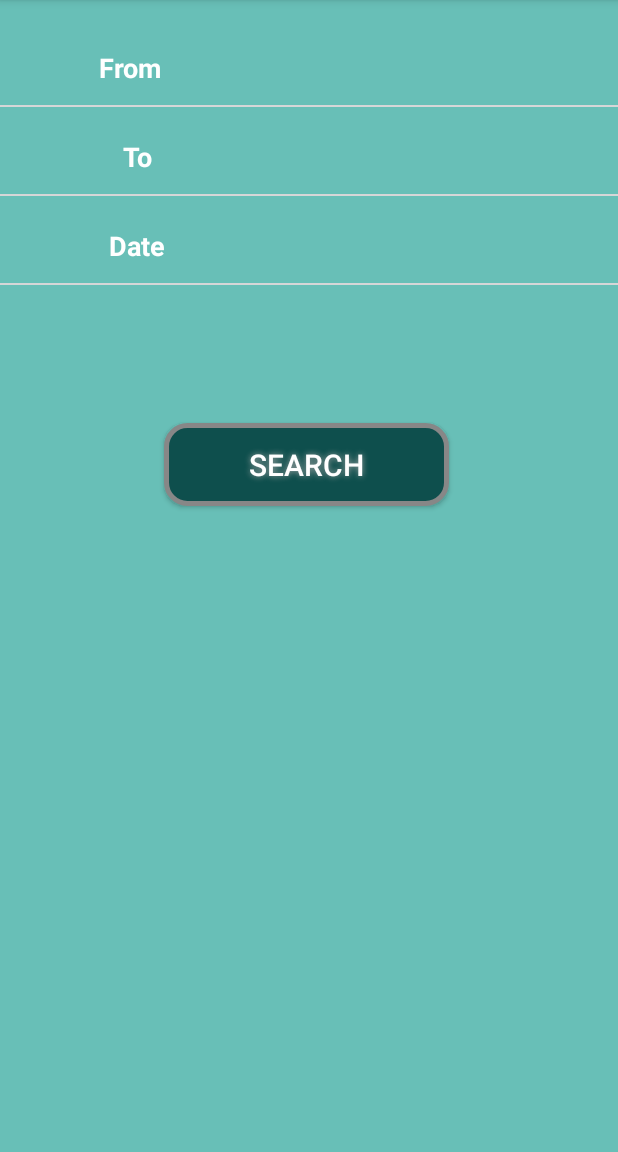
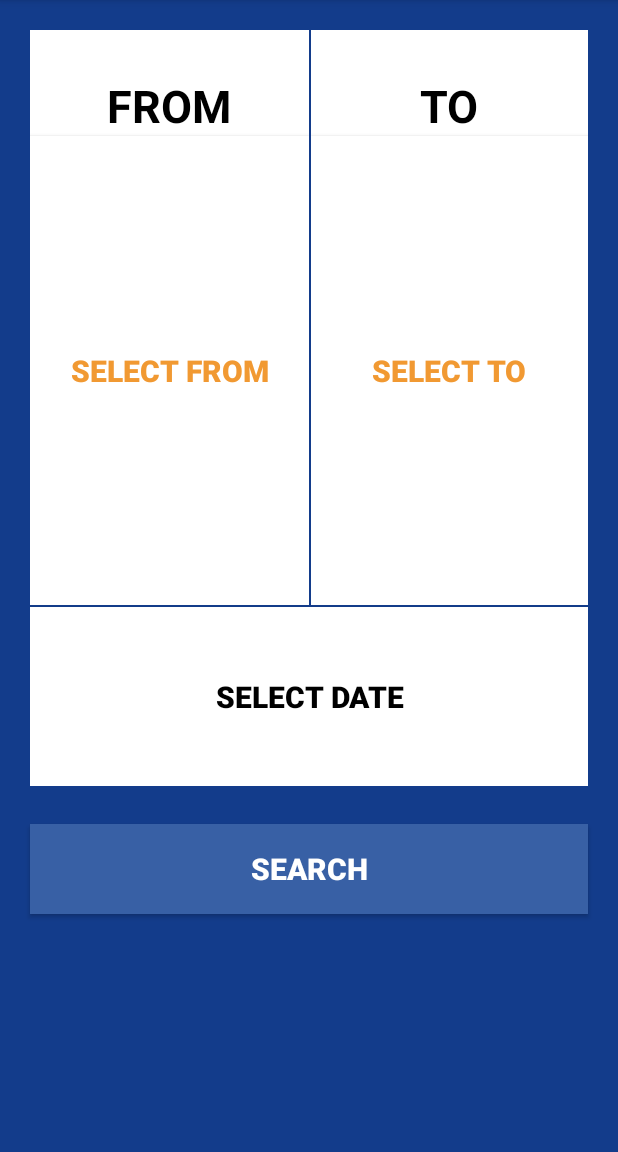
Before and after one commit to globallogic-training/travel_buddy, an Android app: the SearchActivity screen opened directly, with no data from a screen before it, on a phone screen of 412 x 824 dp, the part 84-1236 px from its top. Run offline under Robolectric (Android 15) with nearby library versions, the phone set to English and light mode, and no system bars.

Commit message:
added new search form

```diff
--- a/app/src/main/AndroidManifest.xml
+++ b/app/src/main/AndroidManifest.xml
@@ -12,7 +12,11 @@
         android:roundIcon="@mipmap/ic_launcher_round"
         android:supportsRtl="true"
         android:theme="@style/AppTheme">
-        <activity android:name=".train.trainsearch.view.ui.TrainSearch"></activity>
+        <activity android:name=".bus.view.ui.BusStationList"></activity>
+        <activity android:name=".bus.view.ui.SearchBusActivity" />
+        <activity
+            android:name=".train.trainsearch.view.ui.TrainSearch"
+            android:screenOrientation="portrait" />
         <activity android:name=".train.view.ui.StationListActivity" />
         <activity android:name=".train.view.ui.SearchActivity" />
         <activity android:name=".train.view.ui.MainActivity">
--- a/app/src/main/java/com/challenge/travel_buddy/train/trainsearch/services/repository/TrainSearchRepository.java
+++ b/app/src/main/java/com/challenge/travel_buddy/train/trainsearch/services/repository/TrainSearchRepository.java
@@ -1,5 +1,6 @@
 package com.challenge.travel_buddy.train.trainsearch.services.repository;
 
+import android.os.AsyncTask;
 import android.util.Log;
 
 import androidx.lifecycle.LiveData;
@@ -223,6 +224,7 @@ public class TrainSearchRepository {
 
                     }
                 });
-        return train;
+            return train;
+        }
+
     }
-}
--- a/app/src/main/java/com/challenge/travel_buddy/train/trainsearch/view/ui/TrainSearch.java
+++ b/app/src/main/java/com/challenge/travel_buddy/train/trainsearch/view/ui/TrainSearch.java
@@ -199,7 +199,7 @@ public class TrainSearch extends AppCompatActivity {
                                         .observe(TrainSearch.this, new Observer<Train_Number_Search>() {
                                             @Override
                                             public void onChanged(Train_Number_Search train_number_search) {
-                                                best_SL_trainName.setText(train_number_search.getCn()!=null ? train_number_search.getCn() : train_number_search.getN());
+                                                best_SL_trainName.setText(train_number_search.getN()!=null ? train_number_search.getN() : train_number_search.getCn());
                                                 progressBar.setVisibility(View.GONE);
                                             }
                                         });
--- a/app/src/main/java/com/challenge/travel_buddy/train/view/ui/MainActivity.java
+++ b/app/src/main/java/com/challenge/travel_buddy/train/view/ui/MainActivity.java
@@ -16,16 +16,23 @@ public class MainActivity extends AppCompatActivity {
     protected void onCreate(Bundle savedInstanceState) {
         super.onCreate(savedInstanceState);
         setContentView(R.layout.activity_main);
-        final Intent intent = new Intent(this,SearchActivity.class);
+        final Intent trainIntent = new Intent(this,SearchActivity.class);
 
-        Button flightButton = (Button) findViewById(R.id.flight_btn);
-        flightButton.setOnClickListener(new View.OnClickListener() {
+        Button trainButton = (Button) findViewById(R.id.train_btn);
+        trainButton.setOnClickListener(new View.OnClickListener() {
             @Override
             public void onClick(View v) {
-                startActivity(intent);
+                startActivity(trainIntent);
             }
         });
 
+       /* Button busButton = (Button) findViewById(R.id.bus_btn);
+        busButton.setOnClickListener(new View.OnClickListener() {
+            @Override
+            public void onClick(View v) {
+                startActivity(busIntent);
+            }
+        });*/
 
 
 //        ActivityComponent component = DaggerActivityComponent.builder()
--- a/app/src/main/java/com/challenge/travel_buddy/train/view/ui/SearchActivity.java
+++ b/app/src/main/java/com/challenge/travel_buddy/train/view/ui/SearchActivity.java
@@ -26,30 +26,53 @@ public class SearchActivity extends AppCompatActivity {
     private TextView fromStationValue;
     private TextView toStationValue;
     private static TextView journeyDateValue;
+
+    private Button fromStationValue1;
+    private Button toStationValue1;
+    private static Button journeyDateValue1;
+
     private static String date;
     private static String avail_date;
     @Override
     protected void onCreate(Bundle savedInstanceState) {
         super.onCreate(savedInstanceState);
-        setContentView(R.layout.activity_search);
+        setContentView(R.layout.search_form);
 
-        LinearLayoutCompat fromStation = (LinearLayoutCompat) findViewById(R.id.source_layout);
-        LinearLayoutCompat toStation = (LinearLayoutCompat) findViewById(R.id.destination_layout);
-        journeyDateValue = (TextView) findViewById(R.id.journey_date_value);
-        fromStation.setOnClickListener(new View.OnClickListener() {
+//        LinearLayoutCompat fromStation = (LinearLayoutCompat) findViewById(R.id.source_layout);
+//        LinearLayoutCompat toStation = (LinearLayoutCompat) findViewById(R.id.destination_layout);
+//        journeyDateValue = (TextView) findViewById(R.id.journey_date_value);
+
+        fromStationValue1 = (Button) findViewById(R.id.fromStationValue1);
+        toStationValue1 = (Button) findViewById(R.id.toStationValue1);
+        journeyDateValue1 = (Button) findViewById(R.id.journey_date_value1);
+
+//        fromStation.setOnClickListener(new View.OnClickListener() {
+//            @Override
+//            public void onClick(View v) {
+//                setStationSearchListner(true);
+//            }
+//        });
+//        toStation.setOnClickListener(new View.OnClickListener() {
+//            @Override
+//            public void onClick(View v) {
+//                setStationSearchListner(false);
+//            }
+//        });
+
+        fromStationValue1.setOnClickListener(new View.OnClickListener() {
             @Override
             public void onClick(View v) {
                 setStationSearchListner(true);
             }
         });
-        toStation.setOnClickListener(new View.OnClickListener() {
+        toStationValue1.setOnClickListener(new View.OnClickListener() {
             @Override
             public void onClick(View v) {
                 setStationSearchListner(false);
             }
         });
 
-        Button button = findViewById(R.id.search_btn);
+        Button button = findViewById(R.id.search_btn1);
         button.setOnClickListener(new View.OnClickListener() {
             @Override
             public void onClick(View v) {
@@ -71,8 +94,8 @@ public class SearchActivity extends AppCompatActivity {
 
     private void callActivityForTrainSearch() {
         Intent intent = new Intent(this, TrainSearch.class);
-        intent.putExtra("from", fromStationValue.getText());
-        intent.putExtra("to", toStationValue.getText());
+        intent.putExtra("from", fromStationValue1.getText());
+        intent.putExtra("to", toStationValue1.getText());
         intent.putExtra("date", date);
         intent.putExtra("avail_formated_date", avail_date);
         startActivity(intent);
@@ -92,9 +115,9 @@ public class SearchActivity extends AppCompatActivity {
         String fromStationText = data.getStringExtra("station");
         boolean isFrom = data.getBooleanExtra("isFrom", false);
         if(isFrom)
-            fromStationValue.setText(fromStationText);
+            fromStationValue1.setText(fromStationText);
         else
-            toStationValue.setText(fromStationText);
+            toStationValue1.setText(fromStationText);
 
     }
     public void showTimePickerDialog(View v) {
@@ -106,7 +129,7 @@ public class SearchActivity extends AppCompatActivity {
         Date date1;
         date = year+"-"+(month+1)+"-"+day;
         avail_date = (day < 10 ? "0" + (day) : (day)) + "" + (month < 10 ? "0" + (month+1) : (month+1))+ "" + year;
-        journeyDateValue.setText(day+"/"+(month+1)+"/"+year);
+        journeyDateValue1.setText(day+"/"+(month+1)+"/"+year);
         System.out.println("New "+view+year+month+day );
     }
 
--- a/app/src/main/res/layout/activity_main.xml
+++ b/app/src/main/res/layout/activity_main.xml
@@ -18,6 +18,7 @@
            android:padding="20dip"
            android:layout_marginTop="20dip"
            android:layout_weight="1.0"/>
+
        <Button
            android:id="@+id/train_btn"
            android:text="Train"
--- a/app/src/main/res/layout/content_search.xml
+++ b/app/src/main/res/layout/content_search.xml
@@ -129,22 +129,24 @@
         android:layout_height="1dp"
         android:background="@drawable/top_border"
         app:layout_constraintTop_toBottomOf="@+id/journey_date_layout"
-        android:orientation="horizontal"></LinearLayout>
+        android:orientation="horizontal">
+
+    </LinearLayout>
     <androidx.appcompat.widget.LinearLayoutCompat
         android:id="@+id/search_button_layout"
         android:layout_width="409dp"
         android:layout_height="71dp"
         android:layout_marginTop="84dp"
+        android:orientation="horizontal"
         android:gravity="center"
         app:layout_constraintStart_toStartOf="parent"
         app:layout_constraintTop_toBottomOf="@+id/horizontal_line3">
 
         <androidx.appcompat.widget.AppCompatButton
             android:id="@+id/search_btn"
-
             android:layout_width="190dp"
             android:layout_height="55dp"
-
+            android:layout_gravity="center_vertical"
             android:background="@drawable/buttonshape"
             android:shadowColor="#A8A8A8"
             android:shadowDx="0"
--- /dev/null
+++ b/app/src/main/res/layout/search_form.xml
@@ -0,0 +1,159 @@
+<LinearLayout xmlns:android="http://schemas.android.com/apk/res/android"
+    android:orientation="vertical"
+    android:layout_width="match_parent"
+    android:layout_height="match_parent"
+    android:background="#133C8B">
+    <LinearLayout
+        android:layout_width="match_parent"
+        android:layout_height="wrap_content"
+        android:orientation="vertical"
+        android:layout_marginHorizontal="20dp"
+        android:layout_weight="1.0">
+
+        <LinearLayout
+            android:layout_width="match_parent"
+            android:layout_height="match_parent"
+            android:orientation="horizontal"
+            android:layout_weight="0.3">
+
+            <!--<Button-->
+                <!--android:id="@+id/flight_btn"-->
+                <!--android:text="Flight"-->
+                <!--android:textSize="25sp"-->
+                <!--android:textStyle="bold"-->
+                <!--android:textColor="@color/colorPrimary"-->
+                <!--android:layout_width="match_parent"-->
+                <!--android:layout_height="match_parent"-->
+                <!--android:padding="20dip"-->
+                <!--android:background="#FFFFFF"-->
+                <!--android:layout_marginTop="20dip"-->
+                <!--android:layout_marginEnd="1dp"-->
+                <!--android:layout_weight="1.0"/>-->
+
+            <!--<Button-->
+                <!--android:id="@+id/train_btn"-->
+                <!--android:text="Train"-->
+                <!--android:textSize="25sp"-->
+                <!--android:textStyle="bold"-->
+                <!--android:textColor="@color/colorPrimary"-->
+                <!--android:layout_width="match_parent"-->
+                <!--android:layout_height="match_parent"-->
+                <!--android:padding="20dip"-->
+                <!--android:layout_marginTop="20dip"-->
+                <!--android:background="#FFFFFF"-->
+                <!--android:layout_weight="1.0"/>-->
+
+            <LinearLayout
+                android:layout_width="match_parent"
+                android:layout_height="match_parent"
+                android:orientation="vertical"
+                android:background="#FFFFFF"
+                android:layout_marginTop="20dp"
+                android:layout_weight="1.0">
+
+                <TextView
+                    android:layout_width="match_parent"
+                    android:layout_height="wrap_content"
+                    android:textSize="30sp"
+                    android:paddingTop="30dp"
+                    android:textStyle="bold"
+                    android:text="FROM"
+                    android:textColor="#000000"
+                    android:textAlignment="center"
+                    />
+
+                <Button
+                    android:id="@+id/fromStationValue1"
+                    android:text="select from"
+                    android:textSize="20sp"
+                    android:textStyle="bold"
+                    android:textColor="#F19932"
+                    android:layout_width="match_parent"
+                    android:layout_height="match_parent"
+                    android:padding="20dip"
+                    android:background="#FFFFFF"
+                    android:layout_weight="1.0"/>
+
+
+            </LinearLayout>
+
+            <LinearLayout
+                android:layout_width="match_parent"
+                android:layout_height="match_parent"
+                android:orientation="vertical"
+                android:background="#FFFFFF"
+                android:layout_marginTop="20dp"
+                android:layout_marginStart="1dp"
+                android:layout_weight="1.0">
+
+                <TextView
+                    android:textAlignment="center"
+                    android:layout_width="match_parent"
+                    android:layout_height="wrap_content"
+                    android:textSize="30sp"
+                    android:paddingTop="30dp"
+                    android:textColor="#000000"
+                    android:textStyle="bold"
+                    android:text="TO"
+                    />
+
+                <Button
+                    android:id="@+id/toStationValue1"
+                    android:text="Select to"
+                    android:textSize="20sp"
+                    android:textStyle="bold"
+                    android:textColor="#F19932"
+                    android:layout_width="match_parent"
+                    android:layout_height="match_parent"
+                    android:padding="20dip"
+                    android:background="#FFFFFF"
+                    android:layout_weight="1.0"/>
+
+
+            </LinearLayout>
+        </LinearLayout>
+
+        <LinearLayout
+            android:layout_width="match_parent"
+            android:layout_height="match_parent"
+            android:orientation="vertical"
+            android:layout_weight="1.0">
+
+            <Button
+                android:id="@+id/journey_date_value1"
+                android:layout_width="match_parent"
+                android:layout_height="match_parent"
+                android:layout_marginTop="1dip"
+                android:layout_weight="1.0"
+                android:text="Select date"
+                android:textSize="20sp"
+                android:onClick="showTimePickerDialog"
+                android:background="#FFFFFF"
+                android:textColor="#000000"
+                android:textStyle="bold" />
+
+        </LinearLayout>
+
+    </LinearLayout>
+    <LinearLayout
+        android:layout_width="match_parent"
+        android:layout_height="wrap_content"
+        android:orientation="vertical"
+        android:layout_weight="0.5">
+
+        <Button
+            android:id="@+id/search_btn1"
+            android:layout_width="match_parent"
+            android:layout_height="60dp"
+            android:layout_marginTop="25dip"
+            android:text="Search"
+            android:layout_marginHorizontal="20dp"
+            android:background="#3860A5"
+            android:textColor="#ffffff"
+            android:textSize="20sp"
+            android:textStyle="bold" />
+
+
+    </LinearLayout>
+
+</LinearLayout>
```
